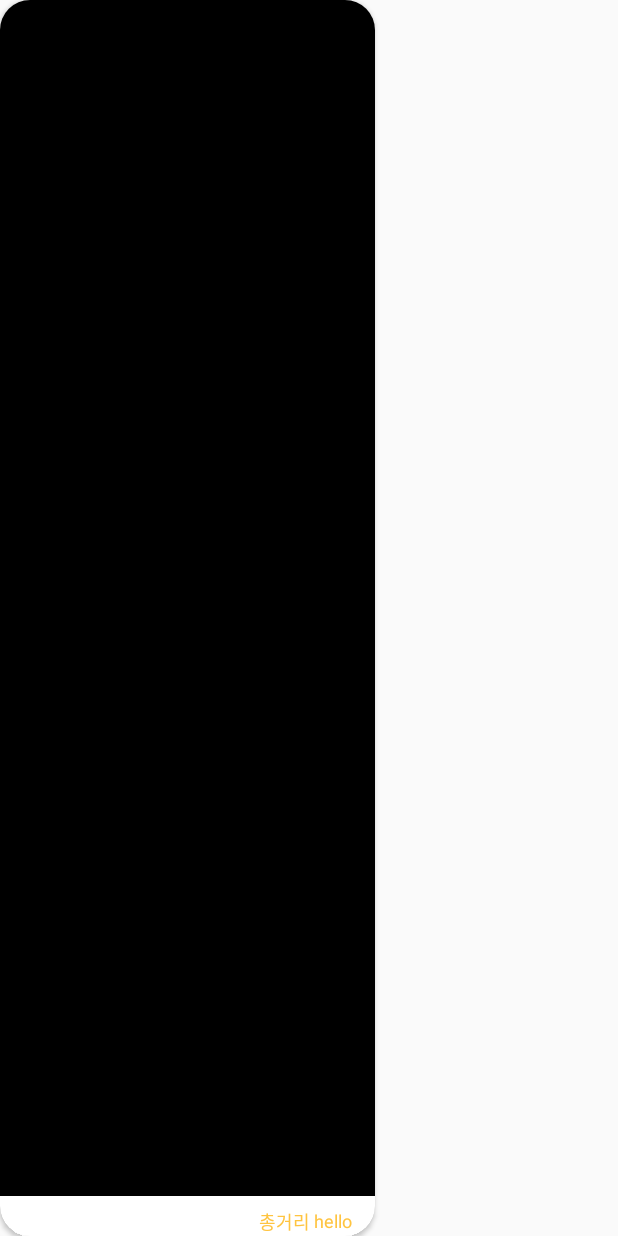
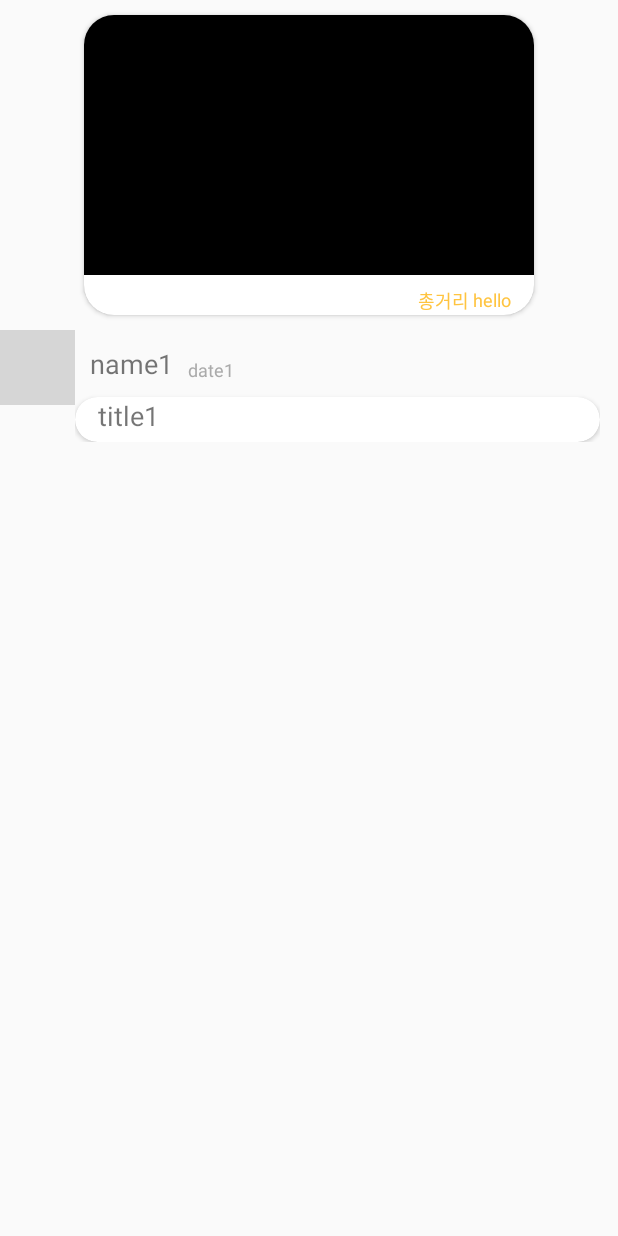
Before and after one commit to L91519/Seoul_app_contest_Android, an Android app: the SearchCompanionActivity screen opened directly, with no data from a screen before it, on a phone screen of 412 x 824 dp. Run offline under Robolectric (Android 15) with nearby library versions, the phone set to English and light mode, and no system bars; pictures from the network do not load; grey boxes are pictures that could not be loaded.

Commit message:
Complete RecyclerView

```diff
--- a/SeoulWithYou/app/src/main/java/com/example/parktaeim/seoulwithyou/Activity/SearchCompanionActivity.java
+++ b/SeoulWithYou/app/src/main/java/com/example/parktaeim/seoulwithyou/Activity/SearchCompanionActivity.java
@@ -4,8 +4,14 @@ import android.content.Intent;
 import android.os.Bundle;
 import android.support.annotation.Nullable;
 import android.support.v7.app.AppCompatActivity;
+import android.support.v7.widget.LinearLayoutManager;
+import android.support.v7.widget.RecyclerView;
 
+import com.example.parktaeim.seoulwithyou.Adapter.BillboardRecyclerViewAdapter;
+import com.example.parktaeim.seoulwithyou.Model.BillboardItem;
 import com.example.parktaeim.seoulwithyou.R;
+
+import java.util.ArrayList;
 
 /**
  * Created by user on 2017-10-26.
@@ -14,6 +20,9 @@ import com.example.parktaeim.seoulwithyou.R;
 public class SearchCompanionActivity extends AppCompatActivity {
 
     private int position;
+    private RecyclerView recyclerView;
+    private RecyclerView.LayoutManager manager;
+    private RecyclerView.Adapter adapter;
 
     @Override
     protected void onCreate(@Nullable Bundle savedInstanceState) {
@@ -23,6 +32,26 @@ public class SearchCompanionActivity extends AppCompatActivity {
         Intent intent = getIntent();
         position = intent.getIntExtra("currentPosition", 0);
 
+        recyclerView = (RecyclerView) findViewById(R.id.billboardRecyclerView);
+        recyclerView.hasFixedSize();
+        manager = new LinearLayoutManager(getApplicationContext(), LinearLayoutManager.VERTICAL, false);
+        manager.hasFocus();
+        recyclerView.setLayoutManager(manager);
 
+        setData();
+    }
+
+    public void setData() {
+        ArrayList<BillboardItem> items = new ArrayList<>();
+
+        BillboardItem item1 = new BillboardItem(
+                "http://img.hb.aicdn.com/03d474bbe20efb7df9aed4541ace70b53b53c70bdfe3-8djYVv_fw658",
+                "title1",
+                "date1",
+                "name1");
+        items.add(item1);
+
+        adapter = new BillboardRecyclerViewAdapter(getApplicationContext(), items);
+        recyclerView.setAdapter(adapter);
     }
 }
--- /dev/null
+++ b/SeoulWithYou/app/src/main/java/com/example/parktaeim/seoulwithyou/Adapter/BillboardRecyclerViewAdapter.java
@@ -0,0 +1,70 @@
+package com.example.parktaeim.seoulwithyou.Adapter;
+
+import android.content.Context;
+import android.support.v7.widget.RecyclerView;
+import android.view.LayoutInflater;
+import android.view.View;
+import android.view.ViewGroup;
+import android.widget.ImageView;
+import android.widget.TextView;
+
+import com.bumptech.glide.Glide;
+import com.bumptech.glide.load.resource.bitmap.CircleCrop;
+import com.bumptech.glide.request.RequestOptions;
+import com.example.parktaeim.seoulwithyou.Model.BillboardItem;
+import com.example.parktaeim.seoulwithyou.R;
+
+import java.util.ArrayList;
+
+/**
+ * Created by user on 2017-10-26.
+ */
+
+public class BillboardRecyclerViewAdapter extends RecyclerView.Adapter<BillboardRecyclerViewAdapter.ViewHolder> {
+
+    private Context context;
+    ArrayList<BillboardItem> items;
+
+    public BillboardRecyclerViewAdapter(Context context, ArrayList<BillboardItem> items) {
+        this.context = context;
+        this.items = items;
+    }
+
+    @Override
+    public BillboardRecyclerViewAdapter.ViewHolder onCreateViewHolder(ViewGroup parent, int viewType) {
+        View v = LayoutInflater.from(parent.getContext()).inflate(R.layout.item_billboard, parent, false);
+        return new ViewHolder(v);
+    }
+
+    @Override
+    public void onBindViewHolder(BillboardRecyclerViewAdapter.ViewHolder holder, int position) {
+        Glide.with(context)
+                .load(items.get(position).getPic())
+                .apply(RequestOptions.bitmapTransform(new CircleCrop()))
+                .into(holder.profilPic);
+        holder.date.setText(items.get(position).getDate());
+        holder.name.setText(items.get(position).getName());
+        holder.title.setText(items.get(position).getTitle());
+    }
+
+    @Override
+    public int getItemCount() {
+        return items.size();
+    }
+
+    public class ViewHolder extends RecyclerView.ViewHolder {
+        ImageView profilPic;
+        TextView name;
+        TextView date;
+        TextView title;
+
+        public ViewHolder(View itemView) {
+            super(itemView);
+
+            profilPic = itemView.findViewById(R.id.profilePic);
+            name = itemView.findViewById(R.id.nameText);
+            date = itemView.findViewById(R.id.billboardDate);
+            title = itemView.findViewById(R.id.titleText);
+        }
+    }
+}
--- a/SeoulWithYou/app/src/main/java/com/example/parktaeim/seoulwithyou/Model/BillboardItem.java
+++ b/SeoulWithYou/app/src/main/java/com/example/parktaeim/seoulwithyou/Model/BillboardItem.java
@@ -10,4 +10,43 @@ public class BillboardItem {
     private String title;
     private String date;
     private String name;
+
+    public BillboardItem(String pic, String title, String date, String name) {
+        this.pic = pic;
+        this.title = title;
+        this.date = date;
+        this.name = name;
+    }
+
+    public String getPic() {
+        return pic;
+    }
+
+    public void setPic(String pic) {
+        this.pic = pic;
+    }
+
+    public String getTitle() {
+        return title;
+    }
+
+    public void setTitle(String title) {
+        this.title = title;
+    }
+
+    public String getDate() {
+        return date;
+    }
+
+    public void setDate(String date) {
+        this.date = date;
+    }
+
+    public String getName() {
+        return name;
+    }
+
+    public void setName(String name) {
+        this.name = name;
+    }
 }
--- a/SeoulWithYou/app/src/main/res/layout/activity_search_companion.xml
+++ b/SeoulWithYou/app/src/main/res/layout/activity_search_companion.xml
@@ -6,12 +6,14 @@
     android:layout_height="match_parent">
 
     <android.support.v7.widget.CardView
+        android:layout_margin="10dp"
         android:focusableInTouchMode="true"
         android:focusable="true"
         app:cardCornerRadius="20dp"
         android:id="@+id/courseItem"
-        android:layout_width="250dp"
-        android:layout_height="match_parent">
+        android:layout_width="300dp"
+        android:layout_height="200dp"
+        android:layout_gravity="center">
 
         <LinearLayout
             android:orientation="vertical"
--- a/SeoulWithYou/app/src/main/res/layout/item_billboard.xml
+++ b/SeoulWithYou/app/src/main/res/layout/item_billboard.xml
@@ -1,12 +1,13 @@
 <?xml version="1.0" encoding="utf-8"?>
 <LinearLayout xmlns:android="http://schemas.android.com/apk/res/android"
     xmlns:app="http://schemas.android.com/apk/res-auto"
-    android:orientation="vertical"
+    android:orientation="horizontal"
     android:layout_width="match_parent"
-    android:layout_height="match_parent"
+    android:layout_height="wrap_content"
     android:background="@null">
 
     <ImageView
+        android:scaleType="fitXY"
         android:layout_width="50dp"
         android:layout_height="50dp"
         android:id="@+id/profilePic"/>
@@ -14,16 +15,18 @@
         android:layout_width="wrap_content"
         android:layout_height="wrap_content">
         <TextView
+            android:layout_margin="10dp"
             android:layout_width="wrap_content"
             android:layout_height="wrap_content"
-            android:textSize="20dp"
+            android:textSize="18dp"
             android:id="@+id/nameText"/>
         <TextView
             android:textColor="@android:color/darker_gray"
             android:layout_toRightOf="@id/nameText"
+            android:layout_alignBottom="@id/nameText"
             android:layout_width="wrap_content"
             android:layout_height="wrap_content"
-            android:textSize="8dp"
+            android:textSize="12dp"
             android:id="@+id/billboardDate"/>
         <android.support.v7.widget.CardView
             android:layout_below="@id/nameText"
@@ -31,6 +34,7 @@
             android:layout_height="wrap_content"
             app:cardCornerRadius="20dp">
             <TextView
+                android:layout_marginLeft="15dp"
                 android:layout_width="wrap_content"
                 android:layout_height="wrap_content"
                 android:textSize="18dp"
```
Also changed, not shown: SeoulWithYou/app/src/main/java/com/example/parktaeim/seoulwithyou/Adapter/CourseRecyclerViewAdapter.java (deleted, +0 -87 lines).
